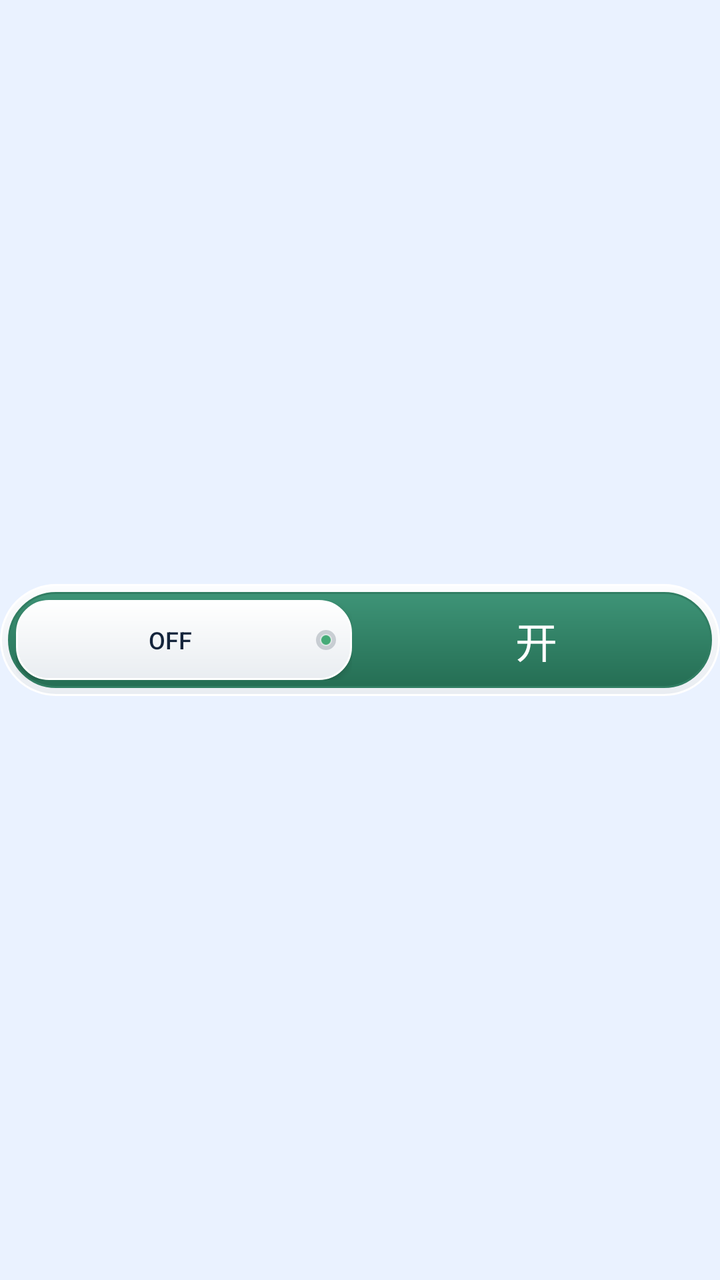
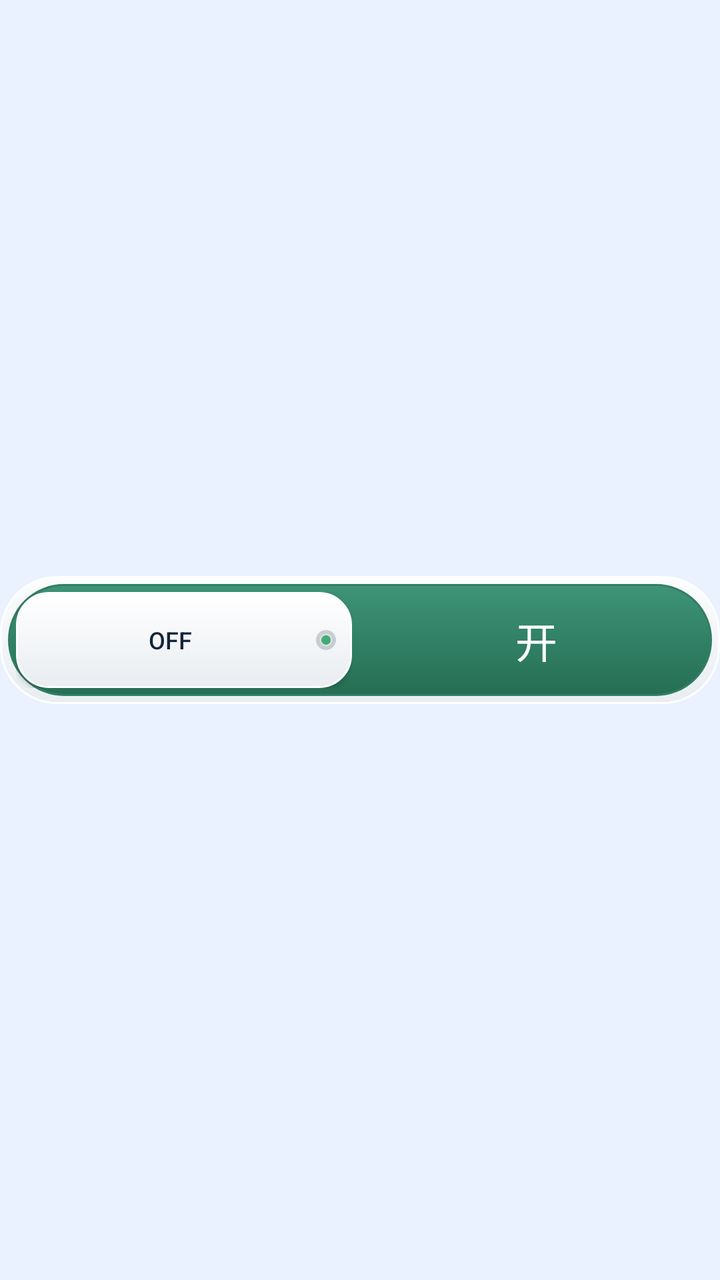

The first picture is an Android layout as it rendered before a commit; the second is the same layout after the commit. The layout source and the unified diff follow.
<!-- AndroidManifest.xml: application theme Theme.HotWater -->
<!-- res/layout/widget_hotwater_slider.xml -->
<FrameLayout xmlns:android="http://schemas.android.com/apk/res/android"
    android:id="@+id/widget_root" android:layout_width="match_parent" android:layout_height="match_parent" android:layoutDirection="ltr">
    <FrameLayout android:id="@+id/widget_slider_shell" android:layout_width="match_parent" android:layout_height="56dp"
        android:layout_gravity="center_vertical" android:background="@drawable/widget_switch_shell" android:padding="4dp">
        <include layout="@layout/widget_switch_track" />
    </FrameLayout>
</FrameLayout>
<!-- res/layout/widget_switch_track.xml (included above) -->
<FrameLayout xmlns:android="http://schemas.android.com/apk/res/android" android:id="@+id/widget_switch_track" android:layout_width="match_parent" android:layout_height="48dp" android:layout_gravity="center_vertical" android:background="@drawable/widget_switch_track_open" android:clipChildren="true" android:layoutDirection="ltr">
    <LinearLayout android:layout_width="match_parent" android:layout_height="match_parent" android:orientation="horizontal">
        <TextView android:id="@+id/widget_switch_left" android:layout_width="0dp" android:layout_weight="1" android:layout_height="match_parent" android:gravity="center" android:text="关" android:textSize="21sp" android:fontFamily="sans-serif-medium" android:textColor="#FFFFFFFF" />
        <TextView android:id="@+id/widget_switch_right" android:layout_width="0dp" android:layout_weight="1" android:layout_height="match_parent" android:gravity="center" android:text="开" android:textSize="21sp" android:fontFamily="sans-serif-medium" android:textColor="#FFFFFFFF" />
    </LinearLayout>
    <ViewFlipper android:id="@+id/widget_thumb_off" android:layout_width="match_parent" android:layout_height="match_parent" android:inAnimation="@anim/widget_thumb_off" android:animateFirstView="false" android:autoStart="false" android:visibility="visible">
        <LinearLayout android:layout_width="match_parent" android:layout_height="match_parent" android:orientation="horizontal"><FrameLayout android:layout_width="0dp" android:layout_weight="1" android:layout_height="match_parent" android:padding="4dp">
        <LinearLayout android:layout_width="match_parent" android:layout_height="match_parent" android:orientation="horizontal" android:gravity="center_vertical" android:background="@drawable/widget_switch_thumb" android:elevation="2dp" android:paddingStart="8dp" android:paddingEnd="8dp">
            <TextView android:id="@+id/widget_thumb_text_off_0" android:layout_width="0dp" android:layout_weight="1" android:layout_height="match_parent" android:gravity="center" android:text="OFF" android:textSize="12sp" android:autoSizeTextType="uniform" android:autoSizeMinTextSize="8sp" android:autoSizeMaxTextSize="12sp" android:singleLine="true" android:fontFamily="sans-serif-medium" android:textColor="@color/text_primary" />
            <ImageView android:id="@+id/widget_led_off_0" android:layout_width="10dp" android:layout_height="10dp" android:layout_marginStart="4dp" android:src="@drawable/widget_led_idle" android:contentDescription="@null" />
        </LinearLayout>
    </FrameLayout><TextView android:layout_width="0dp" android:layout_weight="1" android:layout_height="match_parent" /></LinearLayout>
        <LinearLayout android:layout_width="match_parent" android:layout_height="match_parent" android:orientation="horizontal"><FrameLayout android:layout_width="0dp" android:layout_weight="1" android:layout_height="match_parent" android:padding="4dp">
        <LinearLayout android:layout_width="match_parent" android:layout_height="match_parent" android:orientation="horizontal" android:gravity="center_vertical" android:background="@drawable/widget_switch_thumb" android:elevation="2dp" android:paddingStart="8dp" android:paddingEnd="8dp">
            <TextView android:id="@+id/widget_thumb_text_off_1" android:layout_width="0dp" android:layout_weight="1" android:layout_height="match_parent" android:gravity="center" android:text="OFF" android:textSize="12sp" android:autoSizeTextType="uniform" android:autoSizeMinTextSize="8sp" android:autoSizeMaxTextSize="12sp" android:singleLine="true" android:fontFamily="sans-serif-medium" android:textColor="@color/text_primary" />
            <ImageView android:id="@+id/widget_led_off_1" android:layout_width="10dp" android:layout_height="10dp" android:layout_marginStart="4dp" android:src="@drawable/widget_led_idle" android:contentDescription="@null" />
        </LinearLayout>
    </FrameLayout><TextView android:layout_width="0dp" android:layout_weight="1" android:layout_height="match_parent" /></LinearLayout>
    </ViewFlipper>
    <ViewFlipper android:id="@+id/widget_thumb_on" android:layout_width="match_parent" android:layout_height="match_parent" android:inAnimation="@anim/widget_thumb_on" android:animateFirstView="false" android:autoStart="false" android:visibility="invisible">
        <LinearLayout android:layout_width="match_parent" android:layout_height="match_parent" android:orientation="horizontal"><TextView android:layout_width="0dp" android:layout_weight="1" android:layout_height="match_parent" /><FrameLayout android:layout_width="0dp" android:layout_weight="1" android:layout_height="match_parent" android:padding="4dp">
        <LinearLayout android:layout_width="match_parent" android:layout_height="match_parent" android:orientation="horizontal" android:gravity="center_vertical" android:background="@drawable/widget_switch_thumb" android:elevation="2dp" android:paddingStart="8dp" android:paddingEnd="8dp">
            <TextView android:id="@+id/widget_thumb_text_on_0" android:layout_width="0dp" android:layout_weight="1" android:layout_height="match_parent" android:gravity="center" android:text="ON" android:textSize="12sp" android:autoSizeTextType="uniform" android:autoSizeMinTextSize="8sp" android:autoSizeMaxTextSize="12sp" android:singleLine="true" android:fontFamily="sans-serif-medium" android:textColor="@color/text_primary" />
            <ImageView android:id="@+id/widget_led_on_0" android:layout_width="10dp" android:layout_height="10dp" android:layout_marginStart="4dp" android:src="@drawable/widget_led_idle" android:contentDescription="@null" />
        </LinearLayout>
    </FrameLayout></LinearLayout>
        <LinearLayout android:layout_width="match_parent" android:layout_height="match_parent" android:orientation="horizontal"><TextView android:layout_width="0dp" android:layout_weight="1" android:layout_height="match_parent" /><FrameLayout android:layout_width="0dp" android:layout_weight="1" android:layout_height="match_parent" android:padding="4dp">
        <LinearLayout android:layout_width="match_parent" android:layout_height="match_parent" android:orientation="horizontal" android:gravity="center_vertical" android:background="@drawable/widget_switch_thumb" android:elevation="2dp" android:paddingStart="8dp" android:paddingEnd="8dp">
            <TextView android:id="@+id/widget_thumb_text_on_1" android:layout_width="0dp" android:layout_weight="1" android:layout_height="match_parent" android:gravity="center" android:text="ON" android:textSize="12sp" android:autoSizeTextType="uniform" android:autoSizeMinTextSize="8sp" android:autoSizeMaxTextSize="12sp" android:singleLine="true" android:fontFamily="sans-serif-medium" android:textColor="@color/text_primary" />
            <ImageView android:id="@+id/widget_led_on_1" android:layout_width="10dp" android:layout_height="10dp" android:layout_marginStart="4dp" android:src="@drawable/widget_led_idle" android:contentDescription="@null" />
        </LinearLayout>
    </FrameLayout></LinearLayout>
    </ViewFlipper>
</FrameLayout>
<!-- resources referenced by this layout -->
<resources>
  <color name="text_primary">#14243B</color>
  <!-- drawable widget_led_idle (drawable) -->
  <layer-list xmlns:android="http://schemas.android.com/apk/res/android">
      <item><shape android:shape="oval"><solid android:color="#60808B95" /></shape></item>
      <item android:left="2dp" android:top="2dp" android:right="2dp" android:bottom="2dp"><shape android:shape="oval"><gradient android:startColor="#45AA77" android:endColor="#45AA77" android:angle="270" /><stroke android:width="0.5dp" android:color="#A0FFFFFF" /></shape></item>
  </layer-list>
  <!-- drawable widget_switch_shell (drawable) -->
  <shape xmlns:android="http://schemas.android.com/apk/res/android" android:shape="rectangle">
      <gradient android:startColor="#FCFDFE" android:endColor="#E9EDF2" android:angle="270" />
      <corners android:radius="28dp" />
      <stroke android:width="1dp" android:color="#FFFFFFFF" />
  </shape>
  <!-- drawable widget_switch_thumb (drawable) -->
  <shape xmlns:android="http://schemas.android.com/apk/res/android" android:shape="rectangle">
      <gradient android:startColor="#FFFFFF" android:endColor="#E9EDF1" android:angle="270" />
      <corners android:radius="16dp" />
      <stroke android:width="1dp" android:color="#FFFFFF" />
  </shape>
  <!-- drawable widget_switch_track_open (drawable) -->
  <shape xmlns:android="http://schemas.android.com/apk/res/android" android:shape="rectangle">
      <gradient android:startColor="#3E9477" android:endColor="#256E54" android:angle="270" />
      <corners android:radius="50dp" />
      <stroke android:width="1dp" android:color="#317E63" />
  </shape>
  <style name="Theme.HotWater" parent="Theme.Material3.Light.NoActionBar">
          <item name="android:statusBarColor">@android:color/transparent</item>
          <item name="android:navigationBarColor">@android:color/transparent</item>
          <item name="android:windowBackground">@color/startup_sky_system</item>
          <item name="android:windowSplashScreenBackground" tools:targetApi="s">@color/startup_sky_system</item>
          <item name="android:windowDisablePreview">@bool/startup_disable_preview</item>
          <item name="android:windowLightStatusBar" tools:targetApi="m">true</item>
          <item name="colorPrimary">@color/text_primary</item>
          <item name="colorOnPrimary">@android:color/white</item>
          <item name="colorSurface">@color/surface</item>
      </style>
  <color name="startup_sky_system">#EAF2FF</color>
  <color name="surface">#E9F3FF</color>
</resources>

<!-- the commit's change to res/layout/widget_hotwater_slider.xml (unified diff, before → after) -->
@@ -1,8 +1,8 @@
 <FrameLayout xmlns:android="http://schemas.android.com/apk/res/android"
     android:id="@+id/widget_root" android:layout_width="match_parent" android:layout_height="match_parent" android:layoutDirection="ltr">
-    <FrameLayout android:id="@+id/widget_slider_shell" android:layout_width="match_parent" android:layout_height="56dp"
+    <FrameLayout android:id="@+id/widget_slider_shell" android:layout_width="match_parent" android:layout_height="64dp"
         android:layout_gravity="center_vertical" android:background="@drawable/widget_switch_shell" android:padding="4dp">
-        <include layout="@layout/widget_switch_track" />
+        <include layout="@layout/widget_switch_track" android:layout_width="match_parent" android:layout_height="56dp" />
     </FrameLayout>
 </FrameLayout>
 <!-- res/layout/widget_switch_track.xml (included above) -->
